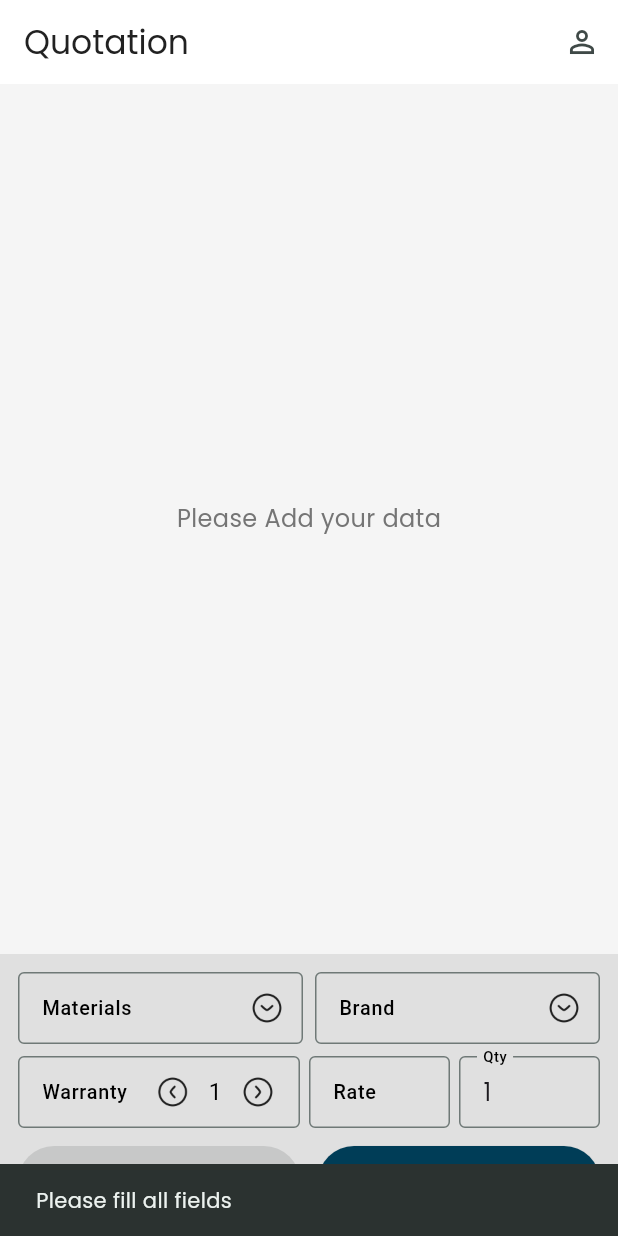
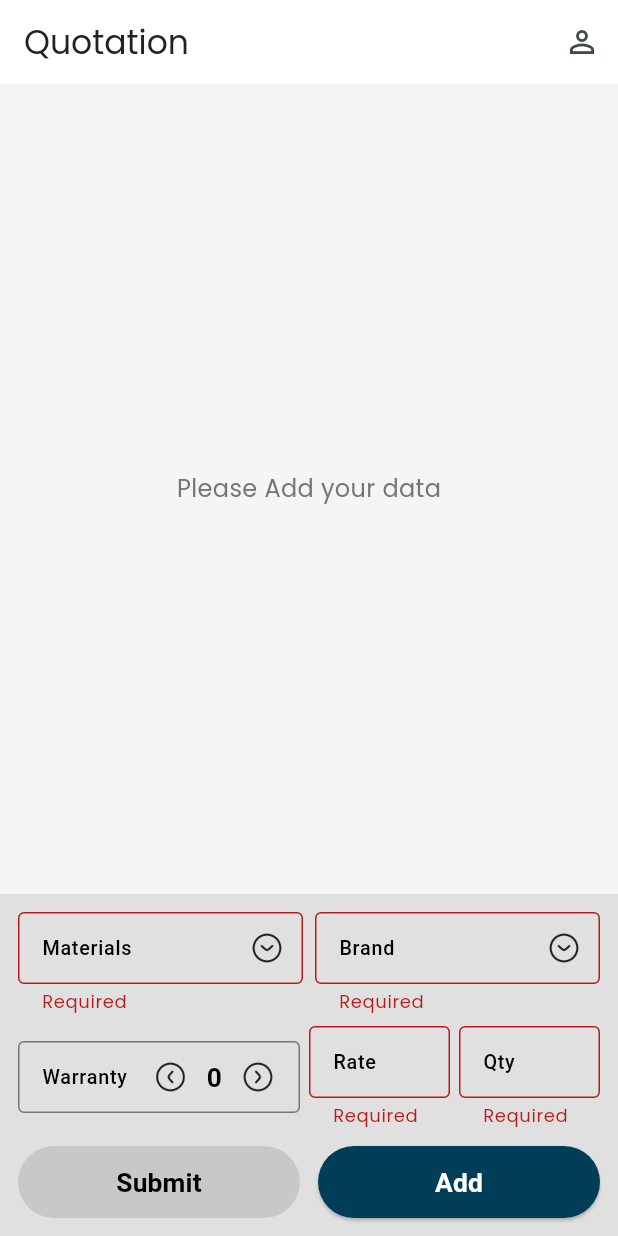
Before and after one commit to codematessolutions/quote_Maker, a Flutter app: the screen it shows after launch, after a tap on "Add", on a phone screen of 412 x 824 dp. Run offline on Flutter 3.47's test engine with Material 3 defaults, Android fonts, the phone set to English and light mode, and no system bars; our stand-ins replace cloud_firestore, firebase_core, flutter_riverpod, flutter_screenutil, google_fonts, printing; accounts and stored records are empty.

Commit message:
update issue fix

```diff
--- a/lib/features/profile/viewmodel/profile_viewmodel.dart
+++ b/lib/features/profile/viewmodel/profile_viewmodel.dart
@@ -1,5 +1,6 @@
 import 'package:flutter_riverpod/flutter_riverpod.dart';
 
+import '../../../core/errors/app_exception.dart';
 import '../../../core/services/firestore_service.dart';
 import '../../../data/models/profile.dart';
 
@@ -33,8 +34,9 @@ class ProfileViewModel extends AsyncNotifier<Profile?> {
       await _firestoreService.saveProfile(profile);
       state = AsyncData(profile);
     } catch (e, st) {
-      state = AsyncError(e, st);
-      rethrow;
+      final appException = AppException.from(e);
+      state = AsyncError(appException, st);
+      throw appException;
     }
   }
 }
--- a/lib/features/quotation/view/quotation_screen.dart
+++ b/lib/features/quotation/view/quotation_screen.dart
@@ -21,37 +21,32 @@ class QuotationScreen extends ConsumerStatefulWidget {
 }
 
 class _QuotationScreenState extends ConsumerState<QuotationScreen> {
+  final _formKey = GlobalKey<FormState>();
   final materialCtrl = TextEditingController();
   final brandCtrl = TextEditingController();
-  final qtyCtrl = TextEditingController(text: '1');
+  final qtyCtrl = TextEditingController(text: '');
   final priceCtrl = TextEditingController();
   final ratingCtrl = TextEditingController();
-  int warrantyYears = 1;
+  int warrantyYears = 0;
   bool _isSubmitting = false;
 
   void addItem() {
-    if (materialCtrl.text.isEmpty ||
-        brandCtrl.text.isEmpty ||
-        qtyCtrl.text.isEmpty ||
-        ratingCtrl.text.isEmpty) {
-      ScaffoldMessenger.of(context).showSnackBar(
-        const SnackBar(content: Text('Please fill all fields')),
-      );
+    final form = _formKey.currentState;
+    if (form == null || !form.validate()) {
       return;
     }
 
     final qty = int.tryParse(qtyCtrl.text.trim()) ?? 1;
-    final price = double.tryParse(priceCtrl.text.trim()) ?? 0;
-    final rating = int.tryParse(ratingCtrl.text.trim()) ?? 0;
+    final rate = double.tryParse(ratingCtrl.text.trim()) ?? 0;
 
     ref.read(quotationViewModelProvider.notifier).addItem(
           QuotationItem(
             material: materialCtrl.text,
             brand: brandCtrl.text,
             qty: qty,
-            price: price,
+            price: rate,
             warranty: warrantyYears,
-            rating: rating,
+            rating: 0,
             watt: 0,
           ),
         );
@@ -131,6 +126,8 @@ class _QuotationScreenState extends ConsumerState<QuotationScreen> {
           SafeArea(
             top: false,
             bottom: true,
+            child: Form(
+              key: _formKey,
               child: Container(
                   color: AppColors.panel,
                   padding: const EdgeInsets.all(AppDimens.screenPadding),
@@ -143,6 +140,15 @@ class _QuotationScreenState extends ConsumerState<QuotationScreen> {
                       child: _DropdownLikeField(
                         label: 'Materials',
                         controller: materialCtrl,
+                        validator: (value) {
+                          if (value == null || value.trim().isEmpty) {
+                            return 'Required';
+                          }
+                          if (value.trim().length > 50) {
+                            return 'Too long';
+                          }
+                          return null;
+                        },
                       ),
                     ),
                     const SizedBox(width: 8),
@@ -150,6 +156,15 @@ class _QuotationScreenState extends ConsumerState<QuotationScreen> {
                       child: _DropdownLikeField(
                         label: 'Brand',
                         controller: brandCtrl,
+                        validator: (value) {
+                          if (value == null || value.trim().isEmpty) {
+                            return 'Required';
+                          }
+                          if (value.trim().length > 50) {
+                            return 'Too long';
+                          }
+                          return null;
+                        },
                       ),
                     ),
                   ],
@@ -162,33 +177,53 @@ class _QuotationScreenState extends ConsumerState<QuotationScreen> {
                       child: _WarrantyStepper(
                         years: warrantyYears,
                         onChanged: (v) =>
-                            setState(() => warrantyYears = v.clamp(1, 99)),
+                            setState(() => warrantyYears = v.clamp(0, 99)),
                       ),
                     ),
                     const SizedBox(width: 6),
                     Expanded(
-                      child: TextField(
+                      child: TextFormField(
                         controller: ratingCtrl,
                         keyboardType: TextInputType.number,
                         decoration:  InputDecoration(
                           labelText: 'Rate',
                           labelStyle: AppTypography.caption,
-                          border: OutlineInputBorder(),
+                          border: const OutlineInputBorder(),
                           isDense: true,
                         ),
+                        validator: (value) {
+                          if (value == null || value.trim().isEmpty) {
+                            return 'Required';
+                          }
+                          final rate = double.tryParse(value.trim());
+                          if (rate == null || rate <= 0) {
+                            return 'Enter valid amount';
+                          }
+                          return null;
+                        },
                       ),
                     ),
                     const SizedBox(width: 6),
                     Expanded(
-                      child: TextField(
+                      child: TextFormField(
                         controller: qtyCtrl,
                         keyboardType: TextInputType.number,
                         decoration: InputDecoration(
                           labelText: 'Qty',
                           labelStyle: AppTypography.caption,
-                          border: OutlineInputBorder(),
+                          border: const OutlineInputBorder(),
                           isDense: true,
                         ),
+                        validator: (value) {
+                          if (value == null || value.trim().isEmpty) {
+                            return 'Required';
+                          }
+                          final qty = int.tryParse(value.trim());
+                          if (qty == null || qty <= 0) {
+                            return 'Enter valid qty';
+                          }
+                          return null;
+                        },
                       ),
                     ),
                   ],
@@ -292,6 +327,7 @@ class _QuotationScreenState extends ConsumerState<QuotationScreen> {
                   ),
                 ),
             ),
+            ),
 
         ],
       ),
@@ -302,22 +338,28 @@ class _QuotationScreenState extends ConsumerState<QuotationScreen> {
 class _DropdownLikeField extends StatelessWidget {
   final String label;
   final TextEditingController controller;
+  final String? Function(String?)? validator;
 
   const _DropdownLikeField({
     required this.label,
     required this.controller,
+    this.validator,
   });
 
   @override
   Widget build(BuildContext context) {
-    return TextField(
+    return TextFormField(
       controller: controller,
+      validator: validator,
       decoration: InputDecoration(
         labelText: label,
         labelStyle: AppTypography.caption,
         border: const OutlineInputBorder(),
         isDense: true,
-        suffixIcon: Image.asset(AppAssets.circleArrowBottom,scale: 4.5,),
+        suffixIcon: Image.asset(
+          AppAssets.circleArrowBottom,
+          scale: 4.5,
+        ),
       ),
     );
   }
@@ -349,12 +391,12 @@ class _WarrantyStepper extends StatelessWidget {
               IconButton(
                 padding: EdgeInsets.zero,
                 constraints:BoxConstraints( maxWidth: 20.w),
-                onPressed: years > 1 ? () => onChanged(years - 1) : null,
+                onPressed: years > 0 ? () => onChanged(years - 1) : null,
                 icon:Image.asset(AppAssets.circleArrowLeft,scale: 4.5,)
               ),
               Text('$years',
                 textAlign: TextAlign.center,
-                style: AppTypography.body2,),
+                style: AppTypography.body1.copyWith(fontWeight: FontWeight.w600),),
               IconButton(
                 padding: EdgeInsets.zero,
                 constraints:  BoxConstraints(
```
Also changed, not shown: lib/core/services/firestore_service.dart (+13 -0 lines), lib/core/services/pdf_service.dart (+16 -4 lines), lib/features/profile/view/profile_screen.dart (+41 -7 lines), lib/features/quotation/view/summary_screen.dart (+16 -1 lines). Lines whose indentation alone changed are shown as unchanged.
